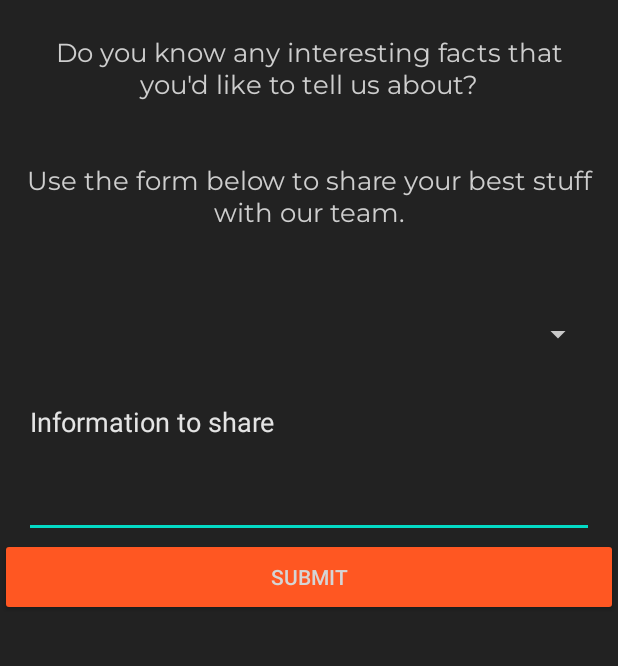
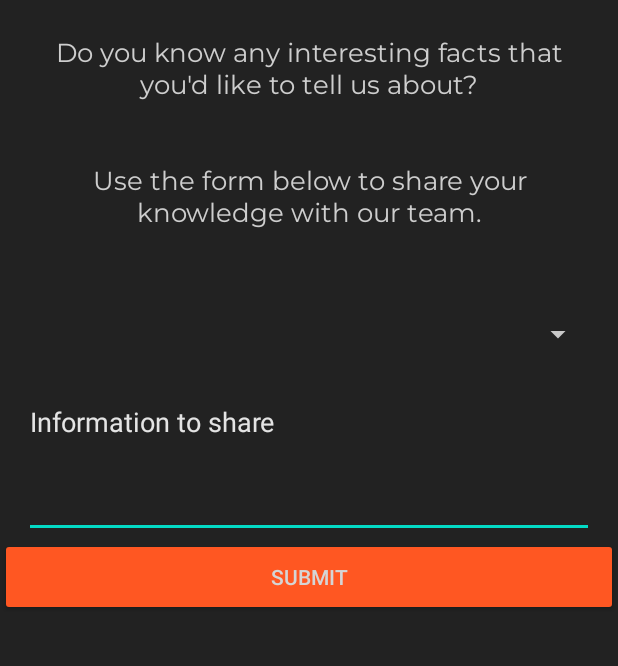
Before and after one commit to CristianSarghe/Trivia-Android, an Android app: the SuggestionActivity screen opened directly, with no data from a screen before it, on a phone screen of 412 x 824 dp, the part 114-780 px from its top. Run offline under Robolectric (Android 15) with nearby library versions, the phone set to English and light mode, and no system bars.

Commit message:
Changed label

```diff
--- a/DidYouKnow/app/src/main/res/layout/activity_suggestion.xml
+++ b/DidYouKnow/app/src/main/res/layout/activity_suggestion.xml
@@ -104,7 +104,7 @@
                 android:layout_height="61dp"
                 android:layout_marginTop="16dp"
                 android:fontFamily="@font/montserrat"
-                android:text="Use the form below to share your best stuff with our team."
+                android:text="Use the form below to share your knowledge with our team."
                 android:textAlignment="center"
                 android:textColor="#CECECE"
                 android:textSize="17sp"
```
